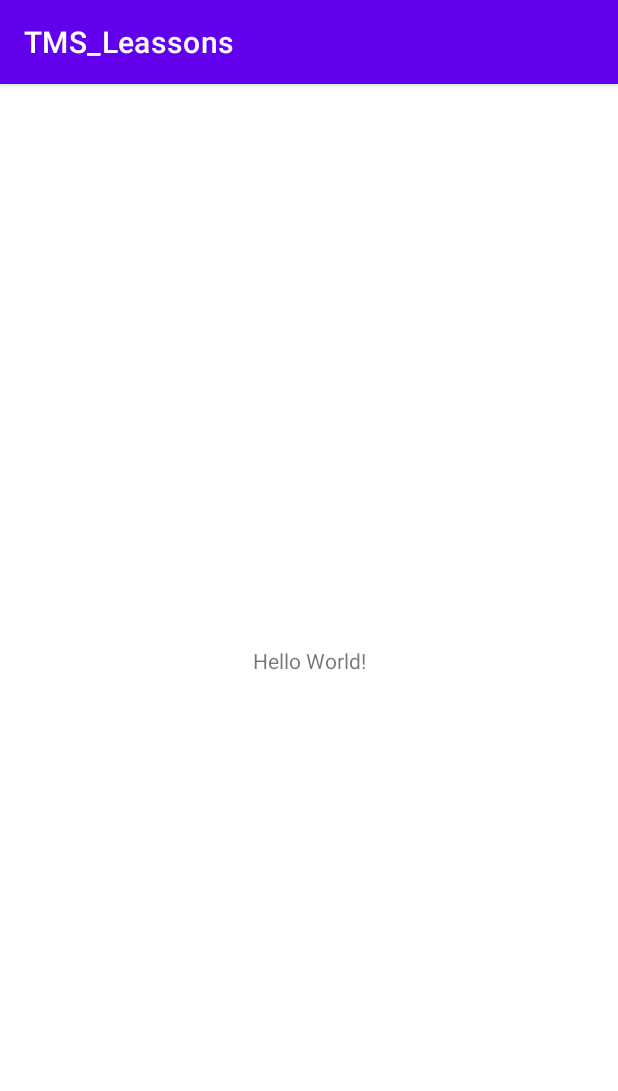
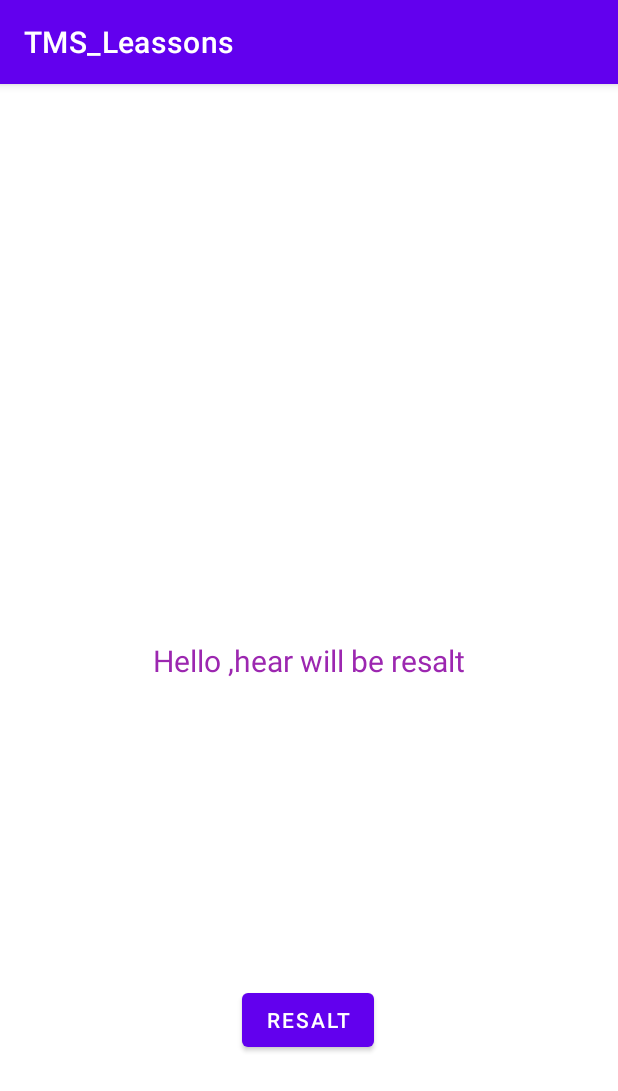
Before and after one commit to Igorwir/TMS_Leassons, an Android app: the screen it shows after launch (MainActivity), on a phone screen of 412 x 824 dp. Shown: the top 1091 px of the screen. Run offline under Robolectric (Android 15) with nearby library versions, the phone set to English and light mode, and no system bars.

Commit message:
Added task 2 from dz 15

```diff
--- a/app/src/main/java/com/example/tms_leassons/MainActivity.kt
+++ b/app/src/main/java/com/example/tms_leassons/MainActivity.kt
@@ -1,22 +1,32 @@
 package com.example.tms_leassons
 
 
+import android.annotation.SuppressLint
 import androidx.appcompat.app.AppCompatActivity
 import android.os.Bundle
 import android.util.Log
-
+import android.view.View
+import android.widget.TextView
 
 
 class MainActivity : AppCompatActivity() {
 
+    val rnds = (5..155).random()
 
     override fun onCreate(savedInstanceState: Bundle?) {
         super.onCreate(savedInstanceState)
         setContentView(R.layout.activity_main)
+        val rnds = (5..155).random()
+    }
+    @SuppressLint("SetTextI18n")
+    fun onclick(view: View) {
+        val tv = findViewById<TextView>(R.id.tx)
+        if (rnds in (25..100)) {
+            tv.text = "Range number $rnds"
 
+        } else {
+            tv.text = " No Range number $rnds"
 
-
-
+        }
     }
-
 }
--- a/app/src/main/res/layout/activity_main.xml
+++ b/app/src/main/res/layout/activity_main.xml
@@ -10,10 +10,24 @@
         android:id="@+id/tx"
         android:layout_width="wrap_content"
         android:layout_height="wrap_content"
-        android:text="Hello World!"
+        android:text="Hello ,hear will be resalt"
+        android:textColor="#9C27B0"
+        android:textSize="20sp"
         app:layout_constraintBottom_toBottomOf="parent"
         app:layout_constraintLeft_toLeftOf="parent"
         app:layout_constraintRight_toRightOf="parent"
         app:layout_constraintTop_toTopOf="parent" />
 
+    <Button
+        android:id="@+id/buttonRez"
+        android:layout_width="wrap_content"
+        android:layout_height="wrap_content"
+        android:layout_marginBottom="120dp"
+        android:onClick="onclick"
+        android:text="RESALT"
+        app:layout_constraintBottom_toBottomOf="parent"
+        app:layout_constraintEnd_toEndOf="parent"
+        app:layout_constraintHorizontal_bias="0.498"
+        app:layout_constraintStart_toStartOf="parent" />
+
 </androidx.constraintlayout.widget.ConstraintLayout>
```
